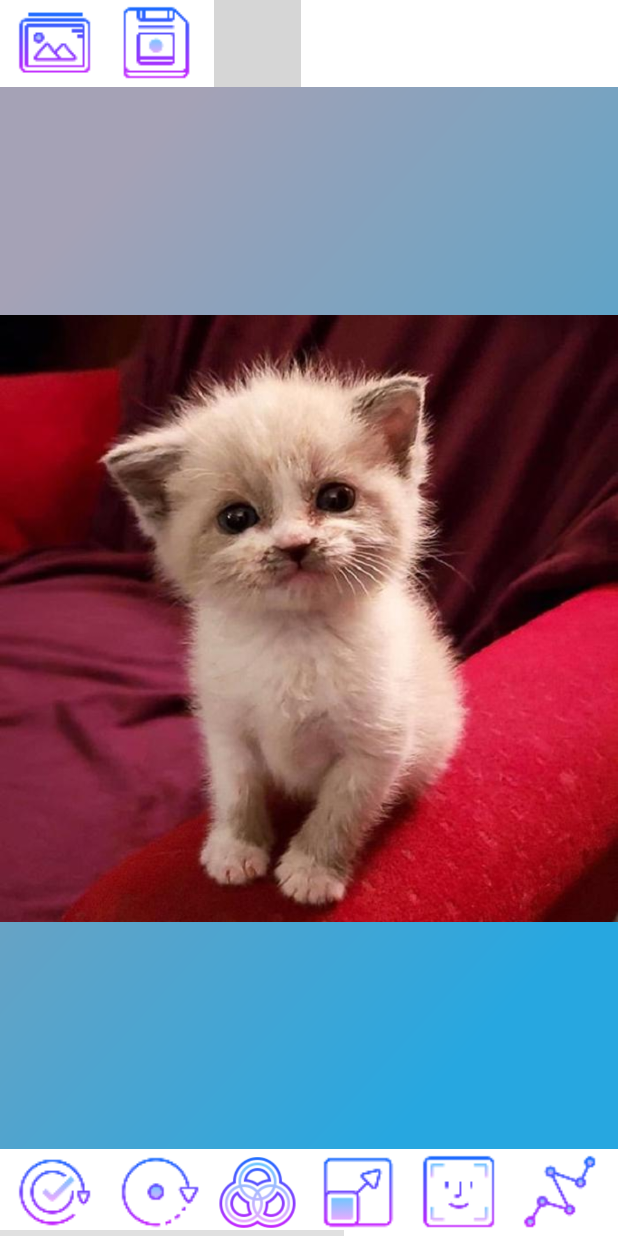
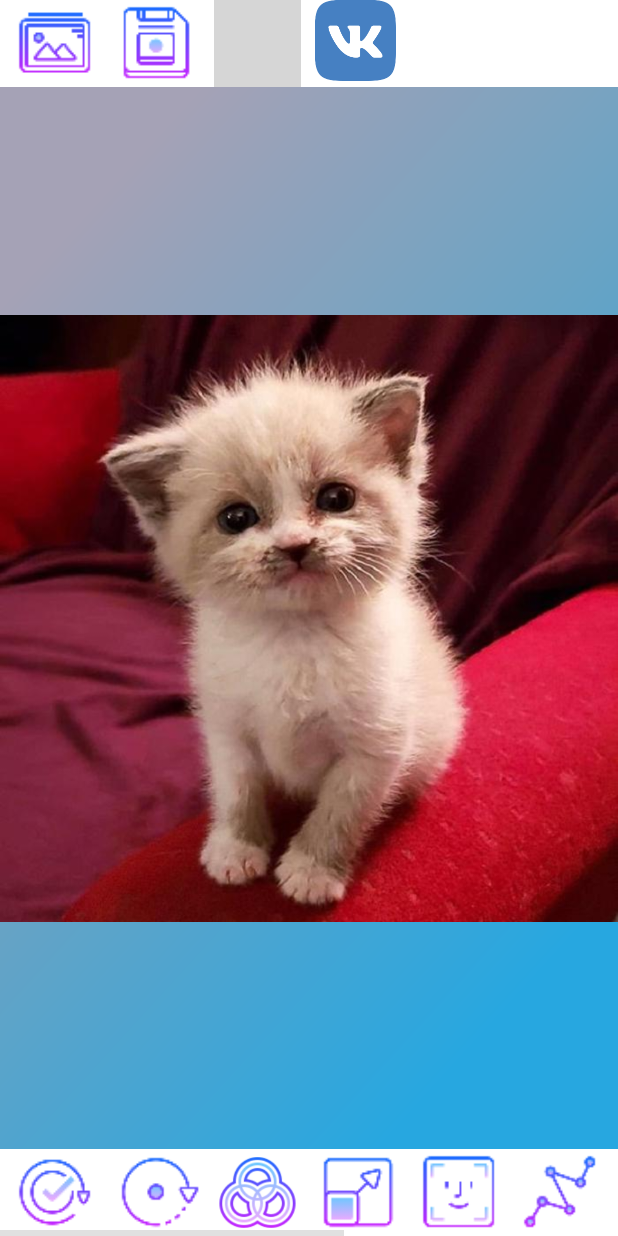
Before and after one commit to asder75/MyFirrst1, an Android app: the layout activity_main.xml on its own in the app's theme, with its tools: preview values and no code run, on a phone screen of 412 x 824 dp. Run offline under Robolectric (Android 15) with nearby library versions, the light colour scheme and no system bars; grey boxes are pictures that could not be loaded.

Commit message:
//приложуха конечная

```diff
--- a/app/src/main/java/com/example/myfirrst/MainActivity.kt
+++ b/app/src/main/java/com/example/myfirrst/MainActivity.kt
@@ -12,7 +12,7 @@ import android.graphics.BitmapFactory
 import android.graphics.Color
 import android.graphics.drawable.BitmapDrawable
 import android.media.MediaPlayer
-import android.nfc.Tag
+import android.net.Uri
 import android.os.Build
 import android.os.Bundle
 import android.os.Environment
@@ -20,7 +20,6 @@ import android.provider.MediaStore
 import android.view.View
 import android.widget.EditText
 import android.widget.ImageView
-import android.widget.TextView
 import android.widget.Toast
 import androidx.appcompat.app.AppCompatActivity
 import androidx.core.app.ActivityCompat
@@ -30,14 +29,11 @@ import androidx.fragment.app.Fragment
 import androidx.fragment.app.FragmentManager
 import androidx.fragment.app.FragmentTransaction
 import kotlinx.android.synthetic.main.activity_main.*
-import kotlinx.android.synthetic.main.fragment_first.*
 import java.io.File
 import java.io.FileOutputStream
 import java.io.IOException
 import java.lang.Math.cos
 import java.lang.Math.sin
-
-
 
 
 class MainActivity : AppCompatActivity() {
@@ -309,6 +305,13 @@ class MainActivity : AppCompatActivity() {
             butgalka333.setVisibility(View.INVISIBLE);
             textgradusi333.setVisibility(View.INVISIBLE);
             buttonexitresk.setVisibility(View.INVISIBLE);
+        }
+        //кнопка вк
+        btnvk.setOnClickListener{
+            val url = "https://vk.com/dababy"
+            val intent = Intent(Intent.ACTION_VIEW)
+            intent.data = Uri.parse(url)
+            startActivity(intent)
         }
     }
 
--- a/app/src/main/res/layout/activity_main.xml
+++ b/app/src/main/res/layout/activity_main.xml
@@ -192,6 +192,22 @@
                     android:contentDescription="@string/todo3"
                     android:scaleType="centerCrop"
                     android:src="@drawable/icons8camera6"
+                    app:layout_constraintStart_toEndOf="@+id/saveButton"
+                    app:layout_constraintTop_toTopOf="parent"
+                    tools:ignore="MissingConstraints" />
+
+                <ImageButton
+                    android:id="@+id/btnvk"
+                    android:layout_width="54dp"
+                    android:layout_height="54dp"
+                    android:layout_alignParentStart="true"
+                    android:layout_alignParentTop="true"
+
+                    android:layout_marginStart="9dp"
+                    android:background="#00FFFFFF"
+                    android:contentDescription="@string/todo3"
+                    android:scaleType="fitXY"
+                    android:src="@drawable/vkek"
                     app:layout_constraintStart_toEndOf="@+id/saveButton"
                     app:layout_constraintTop_toTopOf="parent"
                     tools:ignore="MissingConstraints" />
```
Also changed, not shown: app/src/main/res/drawable-xxhdpi/vkek.png (added), app/src/main/res/drawable-xxhdpi/vkmini.png (added).
